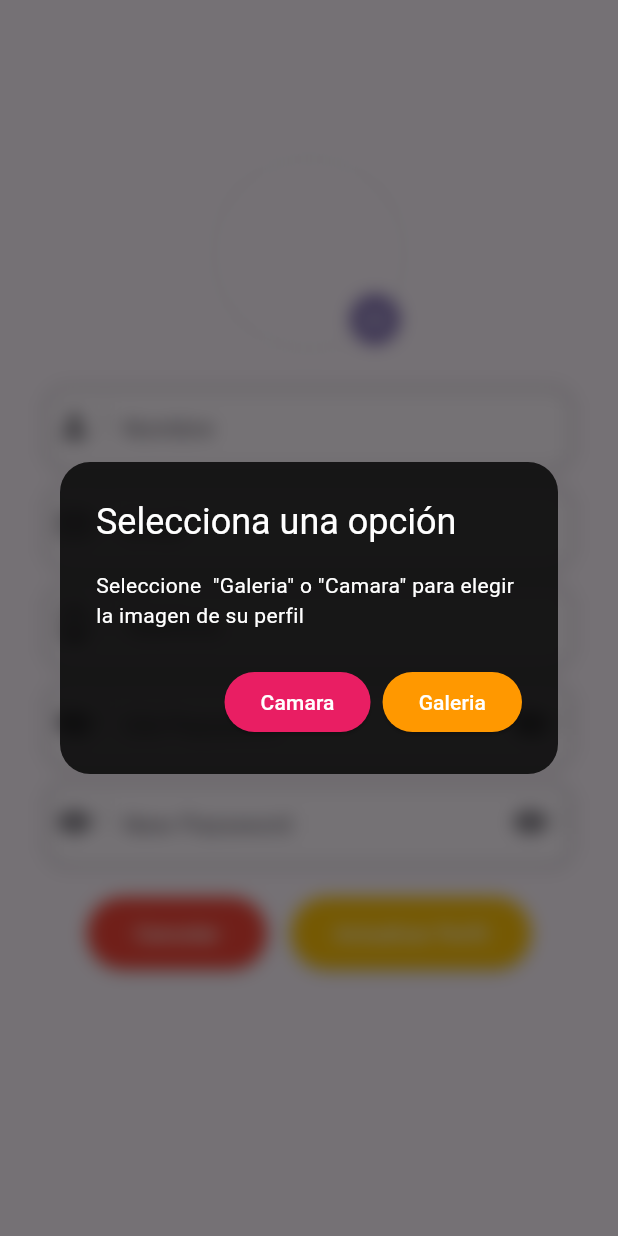
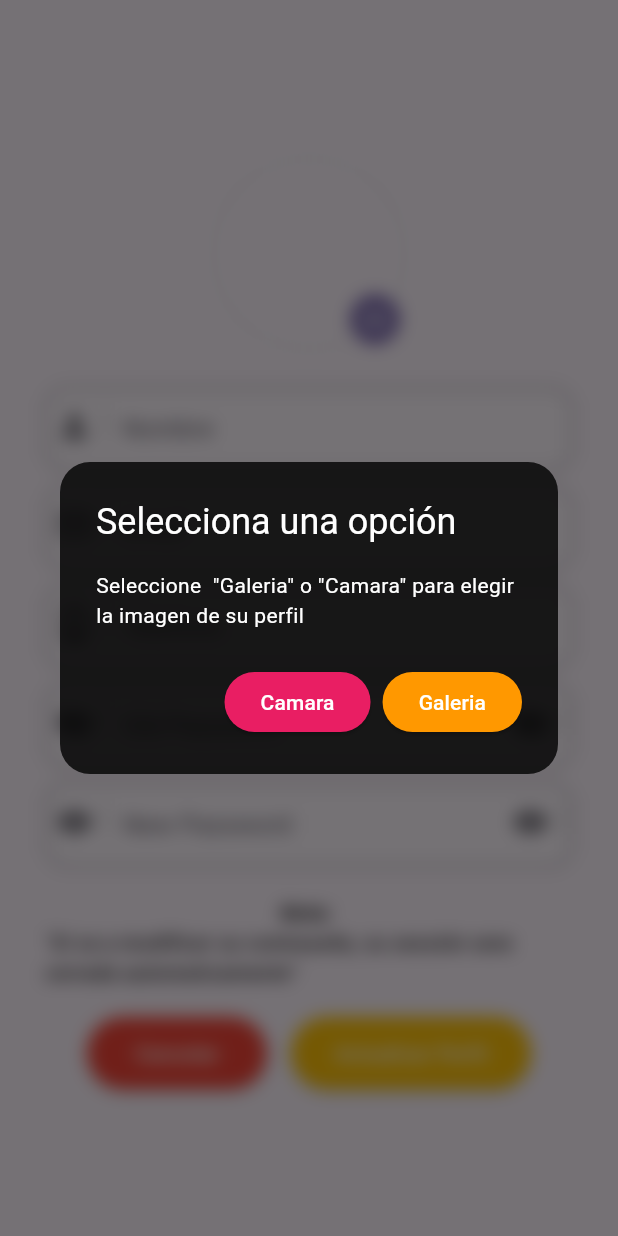
Before and after one commit to restoker/indrive_flutter_client, a Flutter app: the ProfileUpdateContent widget shown alone on an empty page, opened directly with empty values, after a tap on the "camera alt" icon, on a phone screen of 412 x 824 dp. Run offline on Flutter 3.47's test engine with Material 3 defaults, Android fonts, the phone set to English and light mode, and no system bars; our stand-ins replace equatable, flutter_bloc, flutter_svg, fluttertoast, formz, gap and 5 more; accounts and stored records are empty; network calls fail.

Commit message:
note added to profile update

```diff
--- a/lib/src/presentation/pages/profile/update/bloc/profile_update_bloc.dart
+++ b/lib/src/presentation/pages/profile/update/bloc/profile_update_bloc.dart
@@ -165,7 +165,11 @@ class ProfileUpdateBloc extends Bloc<ProfileUpdateEvent, ProfileUpdateState> {
       state.password.value,
       state.image,
     );
-    emit(state.copyWith(loading: false, response: response));
+    if (response.ok) {
+      emit(state.copyWith(loading: false, response: response));
+    } else {
+      emit(state.copyWith(loading: false));
+    }
   }
 
   _updateUserSesion(UpdateUserSesion event, emit) async {
--- a/lib/src/presentation/pages/profile/update/profile_update_content.dart
+++ b/lib/src/presentation/pages/profile/update/profile_update_content.dart
@@ -105,6 +105,23 @@ class ProfileUpdateContent extends StatelessWidget {
                   },
                 ),
               ],
+            ),
+          ),
+          Gap(20),
+          Text(
+            'Nota: ',
+            style: TextStyle(
+              color: Colors.black,
+              fontWeight: FontWeight.bold,
+              fontStyle: FontStyle.italic,
+            ),
+          ),
+          Text(
+            '"Si va a modificar su contraseña, su sessión sera cerrada automaticamente"',
+            style: TextStyle(
+              color: Colors.black,
+              fontWeight: FontWeight.w500,
+              fontStyle: FontStyle.italic,
             ),
           ),
           Gap(20),
```
